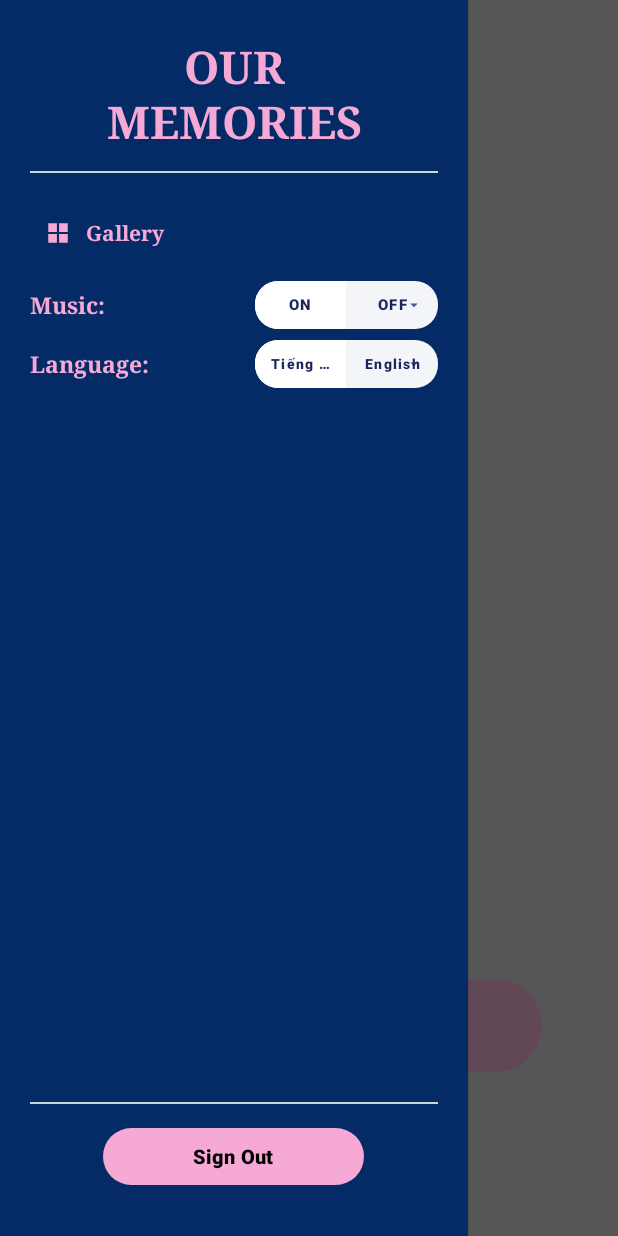
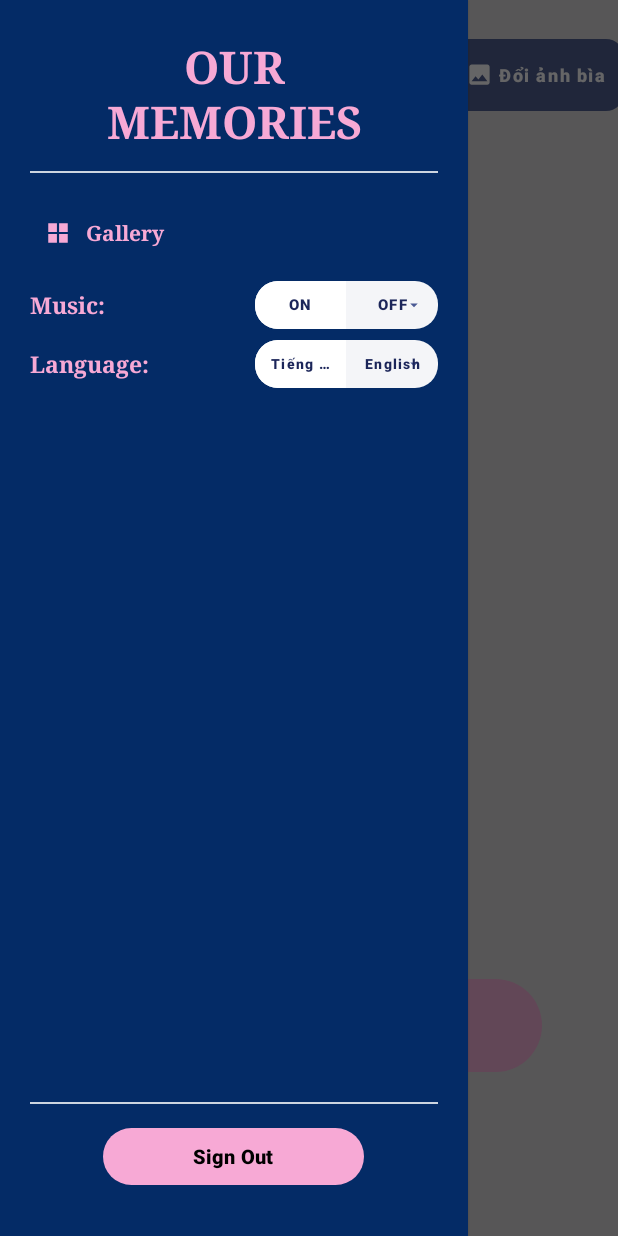
Before and after one commit to tbinh94/ExpressionPhotoBooth, an Android app: the screen it shows after launch once a user with an empty profile is signed in (HomeActivity), with the side drawer open, on a phone screen of 412 x 824 dp. Run offline under Robolectric (Android 15) with nearby library versions, the light colour scheme and no system bars; our stand-ins replace Firebase (no records; nobody signed in at launch, a user with empty details on screens opened directly); libraries missing offline, so code that uses them is left out: com.github.bumptech.glide; pictures from the network do not load; 1 statement that could not run was skipped.

Commit message:
thêm đổi ảnh bìa ở home

```diff
--- a/app/src/main/java/com/example/expressionphotobooth/HomeActivity.java
+++ b/app/src/main/java/com/example/expressionphotobooth/HomeActivity.java
@@ -12,6 +12,11 @@ import android.view.View;
 import android.widget.TextView;
 import android.view.animation.Animation;
 import android.view.animation.AnimationUtils;
+import android.net.Uri;
+import android.widget.ImageView;
+import com.github.bumptech.glide.Glide;
+import androidx.activity.result.PickVisualMediaRequest;
+import androidx.activity.result.contract.ActivityResultContracts;
 
 import androidx.activity.EdgeToEdge;
 import androidx.activity.OnBackPressedCallback;
@@ -31,6 +36,7 @@ import com.google.android.material.button.MaterialButtonToggleGroup;
 public class HomeActivity extends AppCompatActivity {
     private static final String PREF_HOME = "home_preferences";
     private static final String KEY_MUSIC_ENABLED = "music_enabled";
+    private static final String KEY_BG_IMAGE_URI = "bg_image_uri";
 
     private MediaPlayer mediaPlayer;
     private static boolean isMuted = false;
@@ -41,6 +47,8 @@ public class HomeActivity extends AppCompatActivity {
     private MaterialButton btnAdmin;
     private MaterialButton btnStart;
     private MaterialButton btnGallery;
+    private MaterialButton btnChangeCover;
+    private ImageView ivHomeBackground;
     private View homeContentRoot;
     private View topBar;
     private View drawerPanel;
@@ -56,6 +64,14 @@ public class HomeActivity extends AppCompatActivity {
     private MaterialButton btnMusicOff;
     private MaterialButton btnLangVi;
     private MaterialButton btnLangEn;
+
+    private final androidx.activity.result.ActivityResultLauncher<PickVisualMediaRequest> pickMedia =
+            registerForActivityResult(new ActivityResultContracts.PickVisualMedia(), uri -> {
+                if (uri != null) {
+                    saveBackgroundUri(uri.toString());
+                    loadBackground(uri.toString());
+                }
+            });
 
     @Override
     protected void attachBaseContext(Context newBase) {
@@ -88,6 +104,7 @@ public class HomeActivity extends AppCompatActivity {
         setupLanguageControls();
         updateLocalizedUi(LocaleManager.getCurrentLanguage(this));
         checkAdminAccess();
+        loadSavedBackground();
 
         getOnBackPressedDispatcher().addCallback(this, new OnBackPressedCallback(true) {
             @Override
@@ -113,6 +130,8 @@ public class HomeActivity extends AppCompatActivity {
         btnAdmin = findViewById(R.id.btnAdmin);
         btnStart = findViewById(R.id.btnStart);
         btnGallery = findViewById(R.id.btnGallery);
+        btnChangeCover = findViewById(R.id.btnChangeCover);
+        ivHomeBackground = findViewById(R.id.ivHomeBackground);
 
         tvDrawerOur = findViewById(R.id.tvDrawerOur);
         tvDrawerMemories = findViewById(R.id.tvDrawerMemories);
@@ -223,6 +242,58 @@ public class HomeActivity extends AppCompatActivity {
         });
 
         btnGallery.setOnClickListener(v -> openGalleryIfAllowed());
+
+        btnChangeCover.setOnClickListener(v -> {
+            pickMedia.launch(new PickVisualMediaRequest.Builder()
+                    .setMediaType(ActivityResultContracts.PickVisualMedia.ImageOnly.INSTANCE)
+                    .build());
+        });
+    }
+
+    private void loadSavedBackground() {
+        SharedPreferences prefs = getSharedPreferences(PREF_HOME, MODE_PRIVATE);
+        String uriStr = prefs.getString(KEY_BG_IMAGE_URI, null);
+        loadBackground(uriStr);
+    }
+
+    private void saveBackgroundUri(String uriStr) {
+        getSharedPreferences(PREF_HOME, MODE_PRIVATE)
+                .edit()
+                .putString(KEY_BG_IMAGE_URI, uriStr)
+                .apply();
+    }
+
+    private void loadBackground(String uriStr) {
+        if (ivHomeBackground == null) return;
+
+        if (uriStr == null || uriStr.isEmpty()) {
+            Glide.with(this)
+                    .load(R.drawable.photo_banner)
+                    .centerCrop()
+                    .into(ivHomeBackground);
+        } else {
+            try {
+                // Take persistable URI permission if it's a content URI
+                Uri uri = Uri.parse(uriStr);
+                if (uriStr.startsWith("content://")) {
+                    try {
+                        getContentResolver().takePersistableUriPermission(uri,
+                                Intent.FLAG_GRANT_READ_URI_PERMISSION);
+                    } catch (SecurityException e) {
+                        // Might happen if it's not a persistent URI or already have it
+                    }
+                }
+
+                Glide.with(this)
+                        .load(uri)
+                        .centerCrop()
+                        .placeholder(R.drawable.photo_banner)
+                        .error(R.drawable.photo_banner)
+                        .into(ivHomeBackground);
+            } catch (Exception e) {
+                ivHomeBackground.setImageResource(R.drawable.photo_banner);
+            }
+        }
     }
 
     private void setupMusicControls() {
@@ -329,6 +400,9 @@ public class HomeActivity extends AppCompatActivity {
         }
         if (btnGallery != null) {
             btnGallery.setText(LocaleManager.getString(this, R.string.btn_gallery, languageTag));
+        }
+        if (btnChangeCover != null) {
+            btnChangeCover.setText(LocaleManager.getString(this, R.string.home_change_cover, languageTag));
         }
     }
 
--- /dev/null
+++ b/app/src/main/res/drawable/ic_image_24.xml
@@ -0,0 +1,9 @@
+<vector xmlns:android="http://schemas.android.com/apk/res/android"
+    android:width="24dp"
+    android:height="24dp"
+    android:viewportWidth="24.0"
+    android:viewportHeight="24.0">
+    <path
+        android:fillColor="#FF000000"
+        android:pathData="M21,19L21,5c0,-1.1 -0.9,-2 -2,-2L5,3c-1.1,0 -2,0.9 -2,2v14c0,1.1 0.9,2 2,2h14c1.1,0 2,-0.9 2,-2zM8.5,13.5l2.5,3.01L14.5,12l4.5,6L5,18l3.5,-4.5z"/>
+</vector>
--- a/app/src/main/res/layout/activity_home.xml
+++ b/app/src/main/res/layout/activity_home.xml
@@ -14,6 +14,7 @@
         android:layout_height="match_parent">
 
         <ImageView
+            android:id="@+id/ivHomeBackground"
             android:layout_width="0dp"
             android:layout_height="0dp"
             android:contentDescription="@null"
@@ -27,7 +28,7 @@
 
         <LinearLayout
             android:id="@+id/topBar"
-            android:layout_width="0dp"
+            android:layout_width="match_parent"
             android:layout_height="wrap_content"
             android:layout_marginTop="@dimen/home_top_bar_margin_top"
             android:gravity="center_vertical"
@@ -56,6 +57,35 @@
                 app:iconGravity="textTop"
                 app:iconPadding="0dp"
                 app:iconSize="@dimen/home_top_action_icon_size"
+                app:iconTint="@color/white" />
+
+            <View
+                android:layout_width="0dp"
+                android:layout_height="0dp"
+                android:layout_weight="1" />
+
+            <com.google.android.material.button.MaterialButton
+                android:id="@+id/btnChangeCover"
+                style="@style/Widget.MaterialComponents.Button.TextButton"
+                android:layout_width="wrap_content"
+                android:layout_height="@dimen/home_top_action_size"
+                android:paddingHorizontal="12dp"
+                android:insetLeft="0dp"
+                android:insetTop="0dp"
+                android:insetRight="0dp"
+                android:insetBottom="0dp"
+                android:minWidth="0dp"
+                android:minHeight="0dp"
+                android:text="@string/home_change_cover"
+                android:textAllCaps="false"
+                android:textColor="@color/white"
+                android:textSize="12sp"
+                android:textStyle="bold"
+                app:backgroundTint="@color/home_top_action_bg"
+                app:cornerRadius="@dimen/home_top_action_corner_radius"
+                app:icon="@drawable/ic_image_24"
+                app:iconGravity="textStart"
+                app:iconSize="18dp"
                 app:iconTint="@color/white" />
         </LinearLayout>
 
--- a/app/src/main/res/values/strings.xml
+++ b/app/src/main/res/values/strings.xml
@@ -392,4 +392,5 @@
     <string name="main_portrait_off">Portrait mode OFF</string>
     <string name="main_portrait_processing">Applying portrait effect…</string>
     <string name="main_portrait_failed">Portrait effect failed, saved original</string>
+    <string name="home_change_cover">Đổi ảnh bìa</string>
 </resources>
```
Also changed, not shown: app/src/main/res/layout/activity_main.xml (+11 -1 lines), 2 other files.
